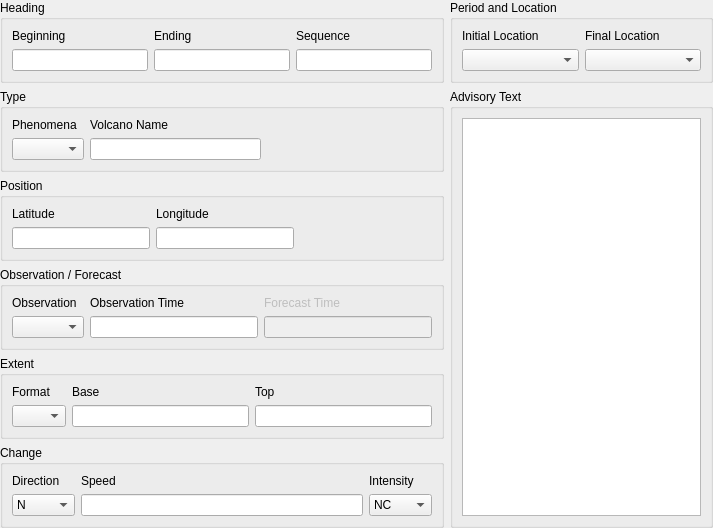
up1and/tafor, file tafor/components/ui/sigmet_ash.ui: the form before one commit.
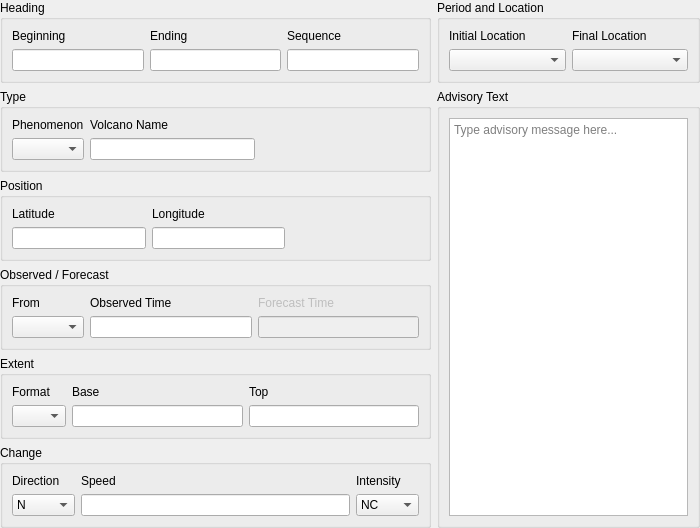
The form after the commit.

Commit message: 重命名 SIGMET 编辑器部分标签名称

Diff of the .ui file:
```diff
--- a/tafor/components/ui/sigmet_ash.ui
+++ b/tafor/components/ui/sigmet_ash.ui
@@ -6,7 +6,7 @@
    <rect>
     <x>0</x>
     <y>0</y>
-    <width>713</width>
+    <width>700</width>
     <height>456</height>
    </rect>
   </property>
@@ -111,7 +111,7 @@
          <item row="0" column="0">
           <widget class="QLabel" name="phenomenaLabel">
            <property name="text">
-            <string>Phenomena</string>
+            <string>Phenomenon</string>
            </property>
            <property name="buddy">
             <cstring>phenomena</cstring>
@@ -188,13 +188,13 @@
       <item>
        <widget class="QGroupBox" name="obsFcstGroup">
         <property name="title">
-         <string>Observation / Forecast</string>
+         <string>Observed / Forecast</string>
         </property>
         <layout class="QGridLayout" name="gridLayout_4">
          <item row="0" column="1">
           <widget class="QLabel" name="observationTimeLabel">
            <property name="text">
-            <string>Observation Time</string>
+            <string>Observed Time</string>
            </property>
            <property name="buddy">
             <cstring>observationTime</cstring>
@@ -204,7 +204,7 @@
          <item row="0" column="0">
           <widget class="QLabel" name="observationLabel">
            <property name="text">
-            <string>Observation</string>
+            <string>From</string>
            </property>
            <property name="buddy">
             <cstring>observation</cstring>
@@ -528,7 +528,11 @@
         </property>
         <layout class="QVBoxLayout" name="verticalLayout">
          <item>
-          <widget class="QTextEdit" name="text"/>
+          <widget class="QTextEdit" name="text">
+           <property name="placeholderText">
+            <string>Type advisory message here...</string>
+           </property>
+          </widget>
          </item>
         </layout>
        </widget>
```
Left out of the diff: 24 changed lines with no effect on the pictures. The commit also changes 7 other files.
